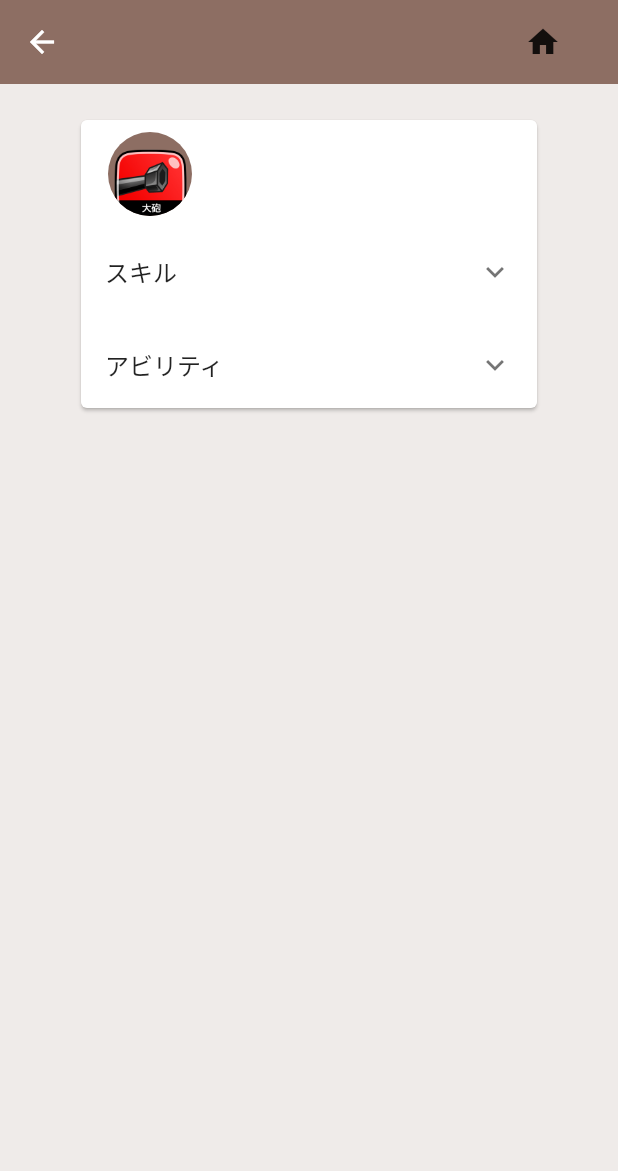
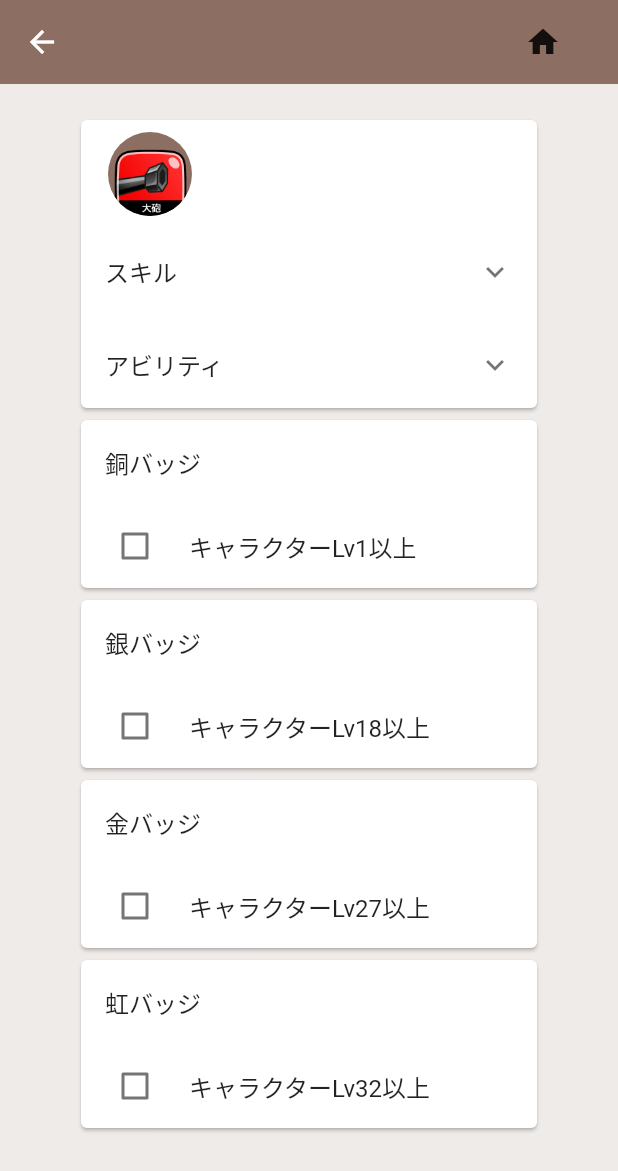
Before and after one commit to KentaMatsumura/shirodora_app, a Flutter app: the Details screen opened directly, on a phone screen of 412 x 824 dp. Shown: the top 1171 px of the screen. Run offline on Flutter 3.47's test engine with Material 2 defaults, Android fonts, the phone set to English and light mode, and no system bars; our stand-ins replace cloud_firestore, flutter_spinkit; accounts and stored records are empty.

Commit message:
create badge card template

```diff
--- /dev/null
+++ b/lib/models/badge.dart
@@ -0,0 +1,56 @@
+import 'package:flutter/material.dart';
+
+class Badge {
+  final Map silver;
+  final Map gold;
+  final Map rainbow;
+
+  Badge({this.silver, this.gold, this.rainbow});
+}
+
+class BadgeFlag with ChangeNotifier {
+  bool _bronzeFlag = false;
+  bool _silverFlag = false;
+  bool _goldFlag = false;
+  bool _rainbowFlag = false;
+
+  bool get bronzeFlag => this._bronzeFlag;
+
+  bool get silverFlag => this._silverFlag;
+
+  bool get goldFlag => this._goldFlag;
+
+  bool get rainbowFlag => this._rainbowFlag;
+
+  setBronzeFlag() {
+    _bronzeFlag = !_bronzeFlag;
+    notifyListeners();
+  }
+
+  setSilverFlag() {
+    _silverFlag = !_silverFlag;
+    if (_silverFlag) {
+      _bronzeFlag = true;
+    }
+    notifyListeners();
+  }
+
+  setGoldFlag() {
+    _goldFlag = !_goldFlag;
+    if (_goldFlag) {
+      _bronzeFlag = true;
+      _silverFlag = true;
+    }
+    notifyListeners();
+  }
+
+  setRainbowFlag() {
+    _rainbowFlag = !_rainbowFlag;
+    if (_rainbowFlag) {
+      _bronzeFlag = true;
+      _silverFlag = true;
+      _goldFlag = true;
+    }
+    notifyListeners();
+  }
+}
--- a/lib/models/condition.dart
+++ b/lib/models/condition.dart
@@ -1,6 +1,4 @@
 import 'package:flutter/material.dart';
-import 'package:shirodoraapp/screens/home/character_image_table.dart';
-import 'package:shirodoraapp/screens/home/character_list.dart';
 
 class Condition with ChangeNotifier {
   String _name = '';
--- /dev/null
+++ b/lib/screens/details/badge/badge_check_tile.dart
@@ -0,0 +1,74 @@
+import 'package:flutter/material.dart';
+import 'package:provider/provider.dart';
+import 'package:shirodoraapp/models/badge.dart';
+import 'package:shirodoraapp/screens/details/badge/card_template.dart';
+
+class BadgeCheckTile extends StatefulWidget {
+  final Map silver;
+  final Map gold;
+  final Map rainbow;
+
+  BadgeCheckTile({this.silver, this.gold, this.rainbow});
+
+  @override
+  _BadgeCheckTileState createState() => _BadgeCheckTileState();
+}
+
+class _BadgeCheckTileState extends State<BadgeCheckTile> {
+  BadgeFlag flag = BadgeFlag();
+
+  @override
+  Widget build(BuildContext context) {
+    return ChangeNotifierProvider<BadgeFlag>(
+      create: (_) => flag,
+      child: Column(
+        children: <Widget>[
+          Card(
+            child: Column(
+              mainAxisSize: MainAxisSize.min,
+              children: <Widget>[
+                ListTile(
+                  title: Text('銅バッジ'),
+                ),
+                BronzeCheckbox(),
+              ],
+            ),
+          ),
+          Card(
+            child: Column(
+              mainAxisSize: MainAxisSize.min,
+              children: <Widget>[
+                ListTile(
+                  title: Text('銀バッジ'),
+                ),
+                SilverCheckbox(),
+              ],
+            ),
+          ),
+          Card(
+            child: Column(
+              mainAxisSize: MainAxisSize.min,
+              children: <Widget>[
+                ListTile(
+                  title: Text('金バッジ'),
+                ),
+                GoldCheckbox(),
+              ],
+            ),
+          ),
+          Card(
+            child: Column(
+              mainAxisSize: MainAxisSize.min,
+              children: <Widget>[
+                ListTile(
+                  title: Text('虹バッジ'),
+                ),
+                RainbowCheckbox(),
+              ],
+            ),
+          ),
+        ],
+      ),
+    );
+  }
+}
--- a/lib/screens/details/badge/badge_home.dart
+++ b/lib/screens/details/badge/badge_home.dart
@@ -1,4 +1,7 @@
 import 'package:flutter/material.dart';
+import 'package:provider/provider.dart';
+import 'package:shirodoraapp/models/badge.dart';
+import 'package:shirodoraapp/screens/details/badge/badge_check_tile.dart';
 
 class BadgeListHome extends StatefulWidget {
   @override
@@ -8,6 +11,15 @@ class BadgeListHome extends StatefulWidget {
 class _BadgeListHomeState extends State<BadgeListHome> {
   @override
   Widget build(BuildContext context) {
-    return Container();
+    final badgeData = Provider.of<Badge>(context);
+    try {
+      return BadgeCheckTile(
+        silver: badgeData.silver,
+        gold: badgeData.gold,
+        rainbow: badgeData.rainbow,
+      );
+    } catch (e) {
+      return Container();
+    }
   }
 }
--- /dev/null
+++ b/lib/screens/details/badge/card_template.dart
@@ -0,0 +1,95 @@
+import 'package:flutter/material.dart';
+import 'package:provider/provider.dart';
+import 'package:shirodoraapp/models/badge.dart';
+
+class BronzeCheckbox extends StatefulWidget {
+  @override
+  _BronzeCheckboxState createState() => _BronzeCheckboxState();
+}
+
+class _BronzeCheckboxState extends State<BronzeCheckbox> {
+  @override
+  Widget build(BuildContext context) {
+    var _flag = Provider.of<BadgeFlag>(context);
+    return CheckboxListTile(
+      activeColor: Colors.blue,
+      title: Text('キャラクターLv1以上'),
+      value: _flag.bronzeFlag,
+      controlAffinity: ListTileControlAffinity.leading,
+      onChanged: (bool e) {
+        setState(() {
+          _flag.setBronzeFlag();
+        });
+      },
+    );
+  }
+}
+
+class SilverCheckbox extends StatefulWidget {
+  @override
+  _SilverCheckboxState createState() => _SilverCheckboxState();
+}
+
+class _SilverCheckboxState extends State<SilverCheckbox> {
+  @override
+  Widget build(BuildContext context) {
+    var _flag = Provider.of<BadgeFlag>(context);
+    return CheckboxListTile(
+      activeColor: Colors.blue,
+      title: Text('キャラクターLv18以上'),
+      value: _flag.silverFlag,
+      controlAffinity: ListTileControlAffinity.leading,
+      onChanged: (bool e) {
+        setState(() {
+          _flag.setSilverFlag();
+        });
+      },
+    );
+  }
+}
+
+class GoldCheckbox extends StatefulWidget {
+  @override
+  _GoldCheckboxState createState() => _GoldCheckboxState();
+}
+
+class _GoldCheckboxState extends State<GoldCheckbox> {
+  @override
+  Widget build(BuildContext context) {
+    var _flag = Provider.of<BadgeFlag>(context);
+    return CheckboxListTile(
+      activeColor: Colors.blue,
+      title: Text('キャラクターLv27以上'),
+      value: _flag.goldFlag,
+      controlAffinity: ListTileControlAffinity.leading,
+      onChanged: (bool e) {
+        setState(() {
+          _flag.setGoldFlag();
+        });
+      },
+    );
+  }
+}
+
+class RainbowCheckbox extends StatefulWidget {
+  @override
+  _RainbowCheckboxState createState() => _RainbowCheckboxState();
+}
+
+class _RainbowCheckboxState extends State<RainbowCheckbox> {
+  @override
+  Widget build(BuildContext context) {
+    var _flag = Provider.of<BadgeFlag>(context);
+    return CheckboxListTile(
+      activeColor: Colors.blue,
+      title: Text('キャラクターLv32以上'),
+      value: _flag.rainbowFlag,
+      controlAffinity: ListTileControlAffinity.leading,
+      onChanged: (bool e) {
+        setState(() {
+          _flag.setRainbowFlag();
+        });
+      },
+    );
+  }
+}
--- a/lib/screens/details/details.dart
+++ b/lib/screens/details/details.dart
@@ -4,8 +4,6 @@ import 'package:shirodoraapp/models/character.dart';
 import 'package:shirodoraapp/screens/details/badge/badge_home.dart';
 import 'package:shirodoraapp/screens/details/character_card.dart';
 import 'package:shirodoraapp/screens/details/setting_home.dart';
-import 'package:shirodoraapp/screens/details/status_list_tile.dart';
-import 'package:shirodoraapp/screens/home/home.dart';
 import 'package:shirodoraapp/services/database.dart';
 
 class Details extends StatelessWidget {
@@ -13,7 +11,13 @@ class Details extends StatelessWidget {
   Widget build(BuildContext context) {
     final characterData = Provider.of<Character>(context) ??
         Character(cid: 0, name: '', skill: {}, ability: {}, comment: '');
-    return Container(
+    Provider.debugCheckInvalidValueType = null;
+    return MultiProvider(
+      providers: [
+        StreamProvider.value(
+            value: DatabaseService().badgeData(characterData.name)),
+      ],
+      child: Container(
         child: Scaffold(
           backgroundColor: Colors.brown[50],
           appBar: AppBar(
@@ -36,6 +40,7 @@ class Details extends StatelessWidget {
             ],
           ),
         ),
+      ),
     );
   }
 }
--- a/lib/screens/home/character_image_table.dart
+++ b/lib/screens/home/character_image_table.dart
@@ -21,7 +21,9 @@ class _CharacterImageTableState extends State<CharacterImageTable> {
         onTap: () {
           Navigator.of(context).push(
             MaterialPageRoute(builder: (context) {
-              return DetailsHome(cid: item.cid,);
+              return DetailsHome(
+                cid: item.cid,
+              );
             }),
           );
         },
```
Also changed, not shown: lib/screens/home/home.dart (+0 -10 lines), lib/services/database.dart (+20 -3 lines). Lines whose indentation alone changed are shown as unchanged.
